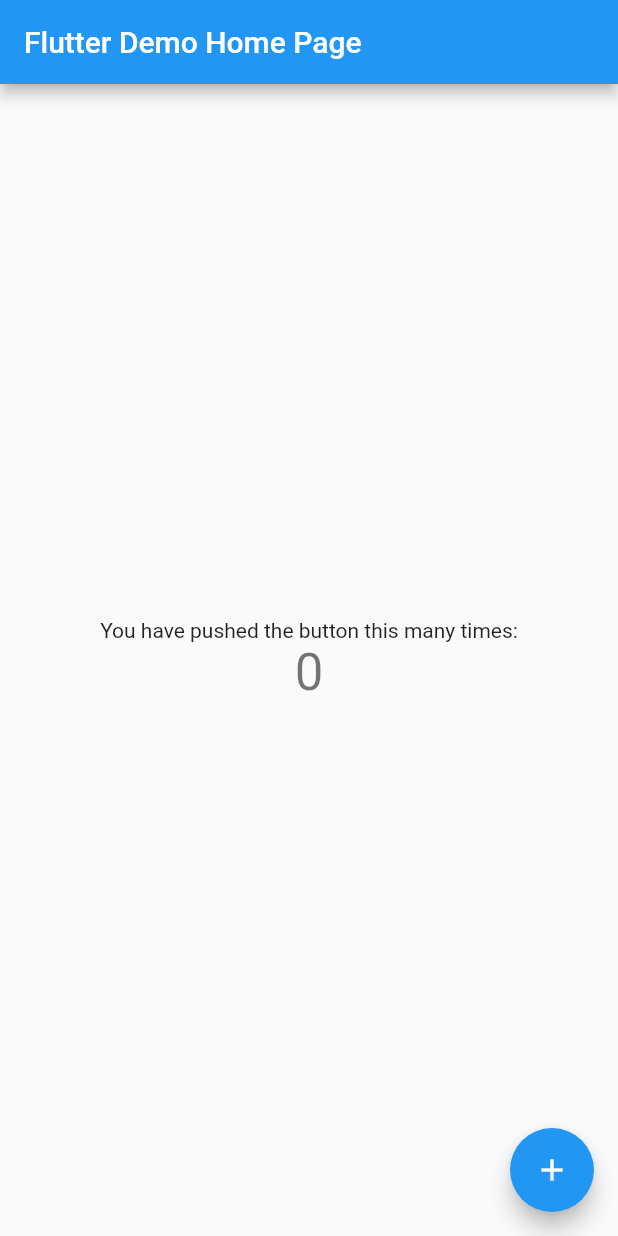
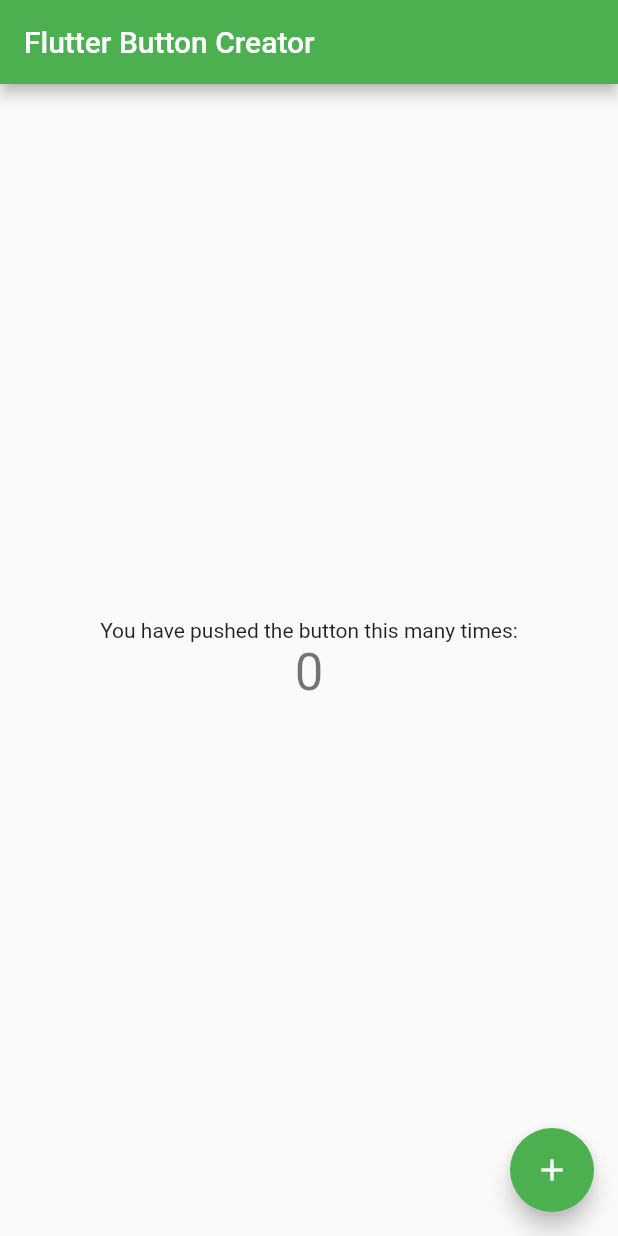
Before and after one commit to himakiran/hello_rect1, a Flutter app: the screen it shows after launch, on a phone screen of 412 x 824 dp. Run offline on Flutter 3.47's test engine with Material 2 defaults, Android fonts, the phone set to English and light mode, and no system bars.

Commit message:
Default code of App
The default code of app when built in Flutter.

```diff
--- a/lib/main.dart
+++ b/lib/main.dart
@@ -17,9 +17,9 @@ class MyApp extends StatelessWidget {
         // "hot reload" (press "r" in the console where you ran "flutter run",
         // or press Run > Flutter Hot Reload in IntelliJ). Notice that the
         // counter didn't reset back to zero; the application is not restarted.
-        primarySwatch: Colors.blue,
+        primarySwatch: Colors.green,
       ),
-      home: new MyHomePage(title: 'Flutter Demo Home Page'),
+      home: new MyHomePage(title: 'Flutter Button Creator'),
     );
   }
 }
--- /dev/null
+++ b/res/values/strings_en.arb
@@ -0,0 +1 @@
+{}
```
